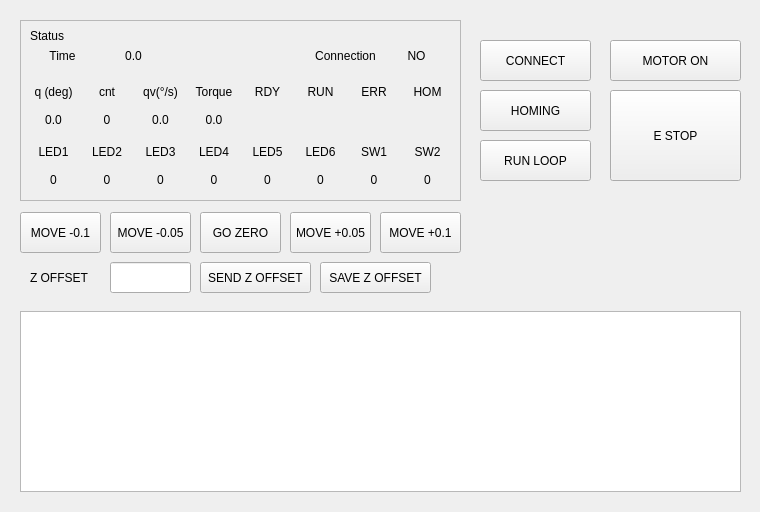
First picture: the form in mainwindow.ui, repository saga0619/outro, before the edit.
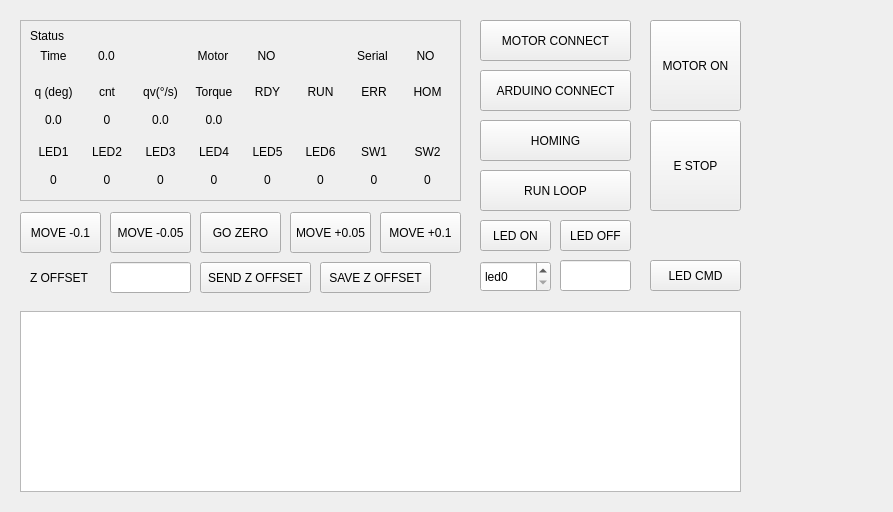
Second picture: the form after the edit.

The edit to the form file:
```diff
--- a/mainwindow.ui
+++ b/mainwindow.ui
@@ -6,7 +6,7 @@
    <rect>
     <x>0</x>
     <y>0</y>
-    <width>760</width>
+    <width>893</width>
     <height>512</height>
    </rect>
   </property>
@@ -78,24 +78,14 @@
          <string/>
         </property>
         <property name="alignment">
-         <set>Qt::AlignmentFlag::AlignCenter</set>
-        </property>
-       </widget>
-      </item>
-      <item>
-       <widget class="QLabel" name="label_13">
-        <property name="text">
-         <string/>
-        </property>
-        <property name="alignment">
-         <set>Qt::AlignmentFlag::AlignCenter</set>
+         <set>Qt::AlignCenter</set>
         </property>
        </widget>
       </item>
       <item>
        <widget class="QLabel" name="label_14">
         <property name="text">
-         <string>Connection</string>
+         <string>Motor</string>
         </property>
         <property name="alignment">
          <set>Qt::AlignmentFlag::AlignCenter</set>
@@ -108,7 +98,37 @@
          <string>NO</string>
         </property>
         <property name="alignment">
-         <set>Qt::AlignmentFlag::AlignCenter</set>
+         <set>Qt::AlignCenter</set>
+        </property>
+       </widget>
+      </item>
+      <item>
+       <widget class="QLabel" name="label_13">
+        <property name="text">
+         <string/>
+        </property>
+        <property name="alignment">
+         <set>Qt::AlignCenter</set>
+        </property>
+       </widget>
+      </item>
+      <item>
+       <widget class="QLabel" name="label_24">
+        <property name="text">
+         <string>Serial</string>
+        </property>
+        <property name="alignment">
+         <set>Qt::AlignCenter</set>
+        </property>
+       </widget>
+      </item>
+      <item>
+       <widget class="QLabel" name="label_arduino_status">
+        <property name="text">
+         <string>NO</string>
+        </property>
+        <property name="alignment">
+         <set>Qt::AlignCenter</set>
         </property>
        </widget>
       </item>
@@ -527,21 +547,21 @@
     <property name="geometry">
      <rect>
       <x>480</x>
-      <y>40</y>
-      <width>111</width>
+      <y>20</y>
+      <width>151</width>
       <height>41</height>
      </rect>
     </property>
     <property name="text">
-     <string>CONNECT</string>
+     <string>MOTOR CONNECT</string>
     </property>
    </widget>
    <widget class="QPushButton" name="pushButton_runloop">
     <property name="geometry">
      <rect>
       <x>480</x>
-      <y>140</y>
-      <width>111</width>
+      <y>170</y>
+      <width>151</width>
       <height>41</height>
      </rect>
     </property>
@@ -552,9 +572,9 @@
    <widget class="QPushButton" name="pushButton_estop">
     <property name="geometry">
      <rect>
-      <x>610</x>
-      <y>90</y>
-      <width>131</width>
+      <x>650</x>
+      <y>120</y>
+      <width>91</width>
       <height>91</height>
      </rect>
     </property>
@@ -566,8 +586,8 @@
     <property name="geometry">
      <rect>
       <x>480</x>
-      <y>90</y>
-      <width>111</width>
+      <y>120</y>
+      <width>151</width>
       <height>41</height>
      </rect>
     </property>
@@ -692,16 +712,29 @@
    <widget class="QPushButton" name="pushButton_motoron">
     <property name="geometry">
      <rect>
-      <x>610</x>
-      <y>40</y>
-      <width>131</width>
-      <height>41</height>
+      <x>650</x>
+      <y>20</y>
+      <width>91</width>
+      <height>91</height>
      </rect>
     </property>
     <property name="text">
      <string>MOTOR ON</string>
     </property>
    </widget>
+   <widget class="QPushButton" name="pushButton_arduino_connect">
+    <property name="geometry">
+     <rect>
+      <x>480</x>
+      <y>70</y>
+      <width>151</width>
+      <height>41</height>
+     </rect>
+    </property>
+    <property name="text">
+     <string>ARDUINO CONNECT</string>
+    </property>
+   </widget>
    <widget class="QTextBrowser" name="textBrowser">
     <property name="geometry">
      <rect>
@@ -712,6 +745,71 @@
      </rect>
     </property>
    </widget>
+   <widget class="QPushButton" name="pushButton_ledon">
+    <property name="geometry">
+     <rect>
+      <x>480</x>
+      <y>220</y>
+      <width>71</width>
+      <height>31</height>
+     </rect>
+    </property>
+    <property name="text">
+     <string>LED ON</string>
+    </property>
+   </widget>
+   <widget class="QPushButton" name="pushButton_ledoff">
+    <property name="geometry">
+     <rect>
+      <x>560</x>
+      <y>220</y>
+      <width>71</width>
+      <height>31</height>
+     </rect>
+    </property>
+    <property name="text">
+     <string>LED OFF</string>
+    </property>
+   </widget>
+   <widget class="QLineEdit" name="lineEdit_led">
+    <property name="geometry">
+     <rect>
+      <x>560</x>
+      <y>260</y>
+      <width>71</width>
+      <height>31</height>
+     </rect>
+    </property>
+   </widget>
+   <widget class="QPushButton" name="pushButton_ledcmd">
+    <property name="geometry">
+     <rect>
+      <x>650</x>
+      <y>260</y>
+      <width>91</width>
+      <height>31</height>
+     </rect>
+    </property>
+    <property name="text">
+     <string>LED CMD</string>
+    </property>
+   </widget>
+   <widget class="QSpinBox" name="spinBox_led">
+    <property name="geometry">
+     <rect>
+      <x>480</x>
+      <y>261</y>
+      <width>71</width>
+      <height>31</height>
+     </rect>
+    </property>
+    <property name="prefix">
+     <string>led</string>
+    </property>
+    <property name="maximum">
+     <number>5</number>
+    </property>
+   </widget>
   </widget>
  </widget>
  <resources/>
```
Left out of the diff: 76 changed lines with no effect on the pictures.
